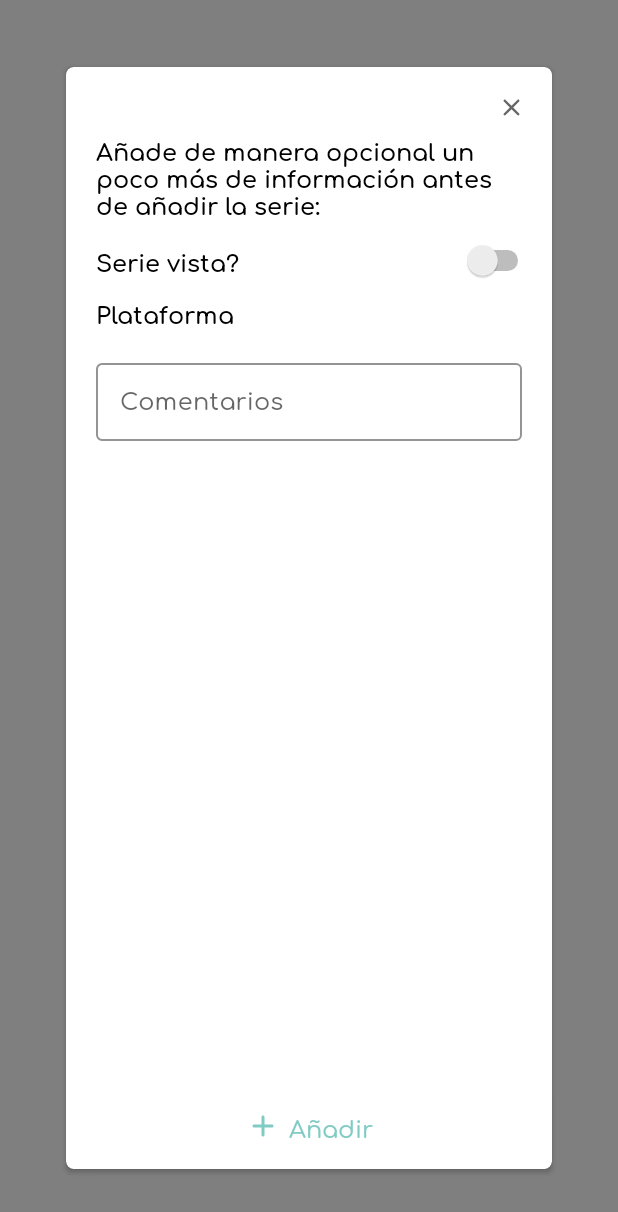
After one commit to sergiplanestor/Aikver, an Android app: the layout activity_custom_info_serie.xml on its own in the app's theme, with its tools: preview values and no code run, on a phone screen of 412 x 824 dp. The commit adds this screen. Shown: the top 1212 px of the screen. Run offline under Robolectric (Android 15) with nearby library versions, the phone set to English and light mode, and no system bars.

Commit message:
custom info activity created. Already in progress

```diff
--- a/app/src/main/AndroidManifest.xml
+++ b/app/src/main/AndroidManifest.xml
@@ -40,6 +40,9 @@
         <activity
             android:name=".presentation.feature.menu.common.content.SerieDetailsActivity"
             android:theme="@style/AppTheme.NoActionBar" />
+        <activity
+            android:name=".presentation.feature.menu.common.content.SerieCustomInfoActivity"
+            android:theme="@style/AppTheme.Translucent" />
     </application>
 
 </manifest>
--- a/app/src/main/java/revolhope/splanes/com/aikver/framework/app/Koins.kt
+++ b/app/src/main/java/revolhope/splanes/com/aikver/framework/app/Koins.kt
@@ -6,6 +6,7 @@ import revolhope.splanes.com.aikver.framework.net.ApiClientFactory
 import revolhope.splanes.com.aikver.framework.datasourceimpl.FirebaseDataSourceImpl
 import revolhope.splanes.com.aikver.framework.datasourceimpl.SharedPreferencesDataSourceImpl
 import revolhope.splanes.com.aikver.presentation.feature.menu.addcontent.AddContentViewModel
+import revolhope.splanes.com.aikver.presentation.feature.menu.common.content.SerieCustomInfoViewModel
 import revolhope.splanes.com.aikver.presentation.feature.menu.common.content.SerieDetailsViewModel
 import revolhope.splanes.com.aikver.presentation.feature.menu.profile.ProfileViewModel
 import revolhope.splanes.com.aikver.presentation.feature.menu.profile.avatar.UserAvatarViewModel
@@ -91,5 +92,6 @@ val viewModelModule = module(override = true) {
     viewModel { ManageGroupsViewModel(get(), get(), get()) }
     viewModel { GroupDetailsViewModel(get(), get(), get(), get()) }
     viewModel { AddContentViewModel(get(), get()) }
-    viewModel { SerieDetailsViewModel(get(), get()) }
+    viewModel { SerieDetailsViewModel(get()) }
+    viewModel { SerieCustomInfoViewModel(get()) }
 }
--- /dev/null
+++ b/app/src/main/res/layout/activity_custom_info_serie.xml
@@ -0,0 +1,179 @@
+<?xml version="1.0" encoding="utf-8"?>
+<androidx.constraintlayout.widget.ConstraintLayout xmlns:android="http://schemas.android.com/apk/res/android"
+    xmlns:app="http://schemas.android.com/apk/res-auto"
+    android:layout_width="match_parent"
+    android:layout_height="match_parent"
+    android:background="@color/blackAlpha50">
+
+    <androidx.cardview.widget.CardView
+        android:layout_width="0dp"
+        android:layout_height="0dp"
+        android:layout_margin="@dimen/margin_40dp"
+        app:cardBackgroundColor="@android:color/white"
+        app:cardCornerRadius="@dimen/margin_5dp"
+        app:cardUseCompatPadding="true"
+        app:layout_constraintBottom_toBottomOf="parent"
+        app:layout_constraintEnd_toEndOf="parent"
+        app:layout_constraintStart_toStartOf="parent"
+        app:layout_constraintTop_toTopOf="parent">
+
+        <androidx.constraintlayout.widget.ConstraintLayout
+            android:layout_width="match_parent"
+            android:layout_height="match_parent"
+            android:padding="@dimen/margin_12dp">
+
+            <androidx.core.widget.NestedScrollView
+                android:layout_width="0dp"
+                android:layout_height="0dp"
+                android:fillViewport="true"
+                app:layout_constraintBottom_toBottomOf="parent"
+                app:layout_constraintEnd_toEndOf="parent"
+                app:layout_constraintStart_toStartOf="parent"
+                app:layout_constraintTop_toTopOf="parent">
+
+                <androidx.constraintlayout.widget.ConstraintLayout
+                    android:id="@+id/rootLayout"
+                    android:layout_width="match_parent"
+                    android:layout_height="match_parent">
+
+                    <ImageView
+                        android:id="@+id/closeButton"
+                        android:layout_width="@dimen/size_30dp"
+                        android:layout_height="@dimen/size_30dp"
+                        android:padding="@dimen/margin_5dp"
+                        android:background="@drawable/button_selector"
+                        android:src="@drawable/ic_close"
+                        app:layout_constraintEnd_toEndOf="parent"
+                        app:layout_constraintTop_toTopOf="parent" />
+
+                    <TextView
+                        android:id="@+id/infoTextView"
+                        style="@style/Text.SemiBold"
+                        android:layout_width="0dp"
+                        android:layout_height="wrap_content"
+                        android:layout_marginStart="@dimen/margin_8dp"
+                        android:layout_marginEnd="@dimen/margin_8dp"
+                        android:text="@string/serie_additional_info_title"
+                        app:layout_constraintEnd_toEndOf="parent"
+                        app:layout_constraintStart_toStartOf="parent"
+                        app:layout_constraintTop_toBottomOf="@id/closeButton" />
+
+                    <Switch
+                        android:id="@+id/serieSeenSwitcher"
+                        android:layout_width="0dp"
+                        android:layout_height="wrap_content"
+                        android:layout_marginStart="@dimen/margin_8dp"
+                        android:layout_marginTop="@dimen/margin_12dp"
+                        android:text="@string/serie_seen"
+                        android:theme="@style/Text.SemiBold"
+                        app:layout_constraintEnd_toEndOf="parent"
+                        app:layout_constraintStart_toStartOf="parent"
+                        app:layout_constraintTop_toBottomOf="@id/infoTextView" />
+
+                    <TextView
+                        android:id="@+id/punctuationTextView"
+                        style="@style/Text.SemiBold"
+                        android:layout_width="0dp"
+                        android:layout_height="wrap_content"
+                        android:layout_marginStart="@dimen/margin_8dp"
+                        android:layout_marginTop="@dimen/margin_8dp"
+                        android:layout_marginEnd="@dimen/margin_8dp"
+                        android:text="@string/punctuation"
+                        app:layout_constraintEnd_toEndOf="parent"
+                        app:layout_constraintStart_toStartOf="parent"
+                        app:layout_constraintTop_toBottomOf="@id/serieSeenSwitcher" />
+
+                    <revolhope.splanes.com.aikver.presentation.common.widget.ScoreView
+                        android:id="@+id/punctuationView"
+                        android:layout_width="0dp"
+                        android:layout_height="wrap_content"
+                        android:layout_marginStart="@dimen/margin_8dp"
+                        android:layout_marginTop="@dimen/margin_8dp"
+                        android:layout_marginEnd="@dimen/margin_8dp"
+                        app:layout_constraintEnd_toEndOf="parent"
+                        app:layout_constraintStart_toStartOf="parent"
+                        app:layout_constraintTop_toBottomOf="@id/punctuationTextView" />
+
+                    <TextView
+                        android:id="@+id/networkTextView"
+                        style="@style/Text.SemiBold"
+                        android:layout_width="0dp"
+                        android:layout_height="wrap_content"
+                        android:layout_marginStart="@dimen/margin_8dp"
+                        android:layout_marginTop="@dimen/margin_8dp"
+                        android:layout_marginEnd="@dimen/margin_8dp"
+                        android:text="@string/serie_network"
+                        app:layout_constraintEnd_toEndOf="parent"
+                        app:layout_constraintStart_toStartOf="parent"
+                        app:layout_constraintTop_toBottomOf="@id/punctuationView" />
+
+                    <androidx.recyclerview.widget.RecyclerView
+                        android:id="@+id/networkRecyclerView"
+                        android:layout_width="0dp"
+                        android:layout_height="wrap_content"
+                        android:layout_marginStart="@dimen/margin_8dp"
+                        android:layout_marginTop="@dimen/margin_8dp"
+                        android:layout_marginEnd="@dimen/margin_8dp"
+                        app:layout_constraintTop_toBottomOf="@id/networkTextView"
+                        app:layout_constraintStart_toStartOf="parent"
+                        app:layout_constraintEnd_toEndOf="parent" />
+
+                    <com.google.android.material.textfield.TextInputLayout
+                        android:id="@+id/commentLayout"
+                        style="@style/Widget.MaterialComponents.TextInputLayout.OutlinedBox.Dense"
+                        android:layout_width="0dp"
+                        android:layout_height="wrap_content"
+                        android:layout_marginStart="@dimen/margin_8dp"
+                        android:layout_marginTop="@dimen/margin_8dp"
+                        android:layout_marginEnd="@dimen/margin_8dp"
+                        app:boxStrokeColor="@color/colorPrimaryDark"
+                        app:hintTextColor="@color/colorPrimaryDark"
+                        app:layout_constraintStart_toStartOf="parent"
+                        app:layout_constraintEnd_toEndOf="parent"
+                        app:layout_constraintTop_toBottomOf="@id/networkRecyclerView">
+
+                        <com.google.android.material.textfield.TextInputEditText
+                            android:id="@+id/commentInputEditText"
+                            android:layout_width="match_parent"
+                            android:layout_height="match_parent"
+                            android:hint="@string/comments"/>
+
+                    </com.google.android.material.textfield.TextInputLayout>
+
+                    <androidx.constraintlayout.widget.Group
+                        android:id="@+id/punctuationGroup"
+                        android:layout_width="wrap_content"
+                        android:layout_height="wrap_content"
+                        app:constraint_referenced_ids="punctuationTextView, punctuationView"
+                        android:visibility="gone"/>
+
+                </androidx.constraintlayout.widget.ConstraintLayout>
+
+            </androidx.core.widget.NestedScrollView>
+
+            <View
+                android:layout_width="0dp"
+                android:layout_height="0dp"
+                android:background="@drawable/white_gradient"
+                app:layout_constraintBottom_toBottomOf="parent"
+                app:layout_constraintEnd_toEndOf="parent"
+                app:layout_constraintStart_toStartOf="parent"
+                app:layout_constraintTop_toTopOf="@id/addButton" />
+
+            <TextView
+                android:id="@+id/addButton"
+                style="@style/AppButtonLink"
+                android:layout_width="wrap_content"
+                android:layout_height="wrap_content"
+                android:drawableStart="@drawable/ic_add"
+                android:drawablePadding="@dimen/margin_5dp"
+                android:drawableTint="@color/colorAccent"
+                android:gravity="center_vertical"
+                android:text="@string/add"
+                app:layout_constraintBottom_toBottomOf="parent"
+                app:layout_constraintEnd_toEndOf="parent"
+                app:layout_constraintStart_toStartOf="parent" />
+
+        </androidx.constraintlayout.widget.ConstraintLayout>
+    </androidx.cardview.widget.CardView>
+</androidx.constraintlayout.widget.ConstraintLayout>
--- a/app/src/main/res/values/strings.xml
+++ b/app/src/main/res/values/strings.xml
@@ -79,10 +79,17 @@
         Dispone de %s temporada/s con un total de %s episodio/s.%s
     </string>
     <string name="content_details_seasons_info">%d temporada</string>
-    <string name="content_details_vote_title">Puntuación</string>
+    <string name="content_details_vote_title">@string/punctuation</string>
     <string name="content_details_vote_info">
         Popularidad: %s\n\nNúmero de votos: %s
     </string>
+    <string name="serie_additional_info_title">
+        Añade de manera opcional un poco más de información antes de añadir la serie:
+    </string>
+    <string name="serie_seen">Serie vista?</string>
+    <string name="serie_network">Plataforma</string>
+    <string name="comments">Comentarios</string>
+    <string name="punctuation">Puntuación</string>
 
     <string name="optional_field">Campo opcional</string>
     <string name="register_group_field_hint">Nombre del grupo</string>
--- a/app/src/main/res/values/styles.xml
+++ b/app/src/main/res/values/styles.xml
@@ -26,6 +26,16 @@
         <item name="colorAccent">@color/colorAccent</item>
         <item name="android:fontFamily">@font/comfortaa_medium</item>
         <item name="bottomSheetDialogTheme">@style/AppBottomSheetDialogTheme</item>
+    </style>
+
+    <style name="AppTheme.Translucent" parent="AppTheme.NoActionBar">
+        <item name="android:windowFullscreen">true</item>
+        <item name="android:windowNoTitle">true</item>
+        <item name="android:windowContentOverlay">@null</item>
+        <item name="android:windowBackground">@android:color/transparent</item>
+        <item name="android:colorBackgroundCacheHint">@null</item>
+        <item name="android:windowIsTranslucent">true</item>
+        <item name="android:windowAnimationStyle">@android:style/Animation</item>
     </style>
 
     <!-- =========================================================================================== -->
```
Also changed, not shown: app/src/main/java/revolhope/splanes/com/aikver/presentation/common/base/BaseActivity.kt (+9 -1 lines), app/src/main/java/revolhope/splanes/com/aikver/presentation/common/widget/AppSpinner.kt (deleted, +0 -61 lines), app/src/main/java/revolhope/splanes/com/aikver/presentation/feature/menu/common/content/SerieCustomInfoActivity.kt (added, +46 -0 lines), app/src/main/java/revolhope/splanes/com/aikver/presentation/feature/menu/common/content/SerieCustomInfoViewModel.kt (added, +21 -0 lines), app/src/main/java/revolhope/splanes/com/aikver/presentation/feature/menu/common/content/SerieDetailsActivity.kt (+25 -31 lines), app/src/main/java/revolhope/splanes/com/aikver/presentation/feature/menu/common/content/SerieDetailsViewModel.kt (+1 -11 lines), app/src/main/res/layout/activity_add_serie.xml (deleted, +0 -145 lines), app/src/main/res/layout/activity_serie_details.xml (renamed from app/src/main/res/layout/activity_content_details.xml).
